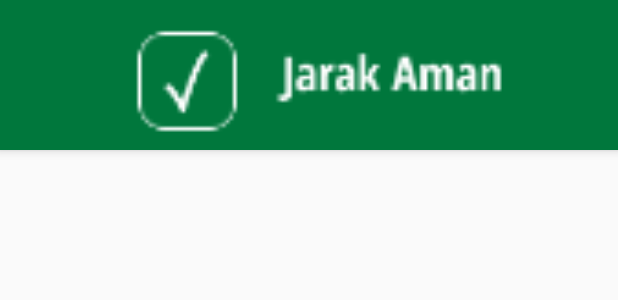
After one commit to mnobelf/JarakAman-Mobile, an Android app: the layout activity_location_check.xml on its own in the app's theme, with its tools: preview values and no code run, on a phone screen of 412 x 824 dp. The commit adds this screen. Shown: the top 300 px of the screen. Run offline under Robolectric (Android 15) with nearby library versions, the phone set to English and light mode, and no system bars.

Commit message:
add some empty activities

```diff
--- /dev/null
+++ b/app/src/main/res/layout/activity_location_check.xml
@@ -0,0 +1,33 @@
+<?xml version="1.0" encoding="utf-8"?>
+<androidx.constraintlayout.widget.ConstraintLayout xmlns:android="http://schemas.android.com/apk/res/android"
+    xmlns:app="http://schemas.android.com/apk/res-auto"
+    xmlns:tools="http://schemas.android.com/tools"
+    android:layout_width="match_parent"
+    android:layout_height="match_parent"
+    tools:context=".LocationCheckActivity">
+
+    <androidx.appcompat.widget.Toolbar
+        android:id="@+id/my_toolbar"
+        android:layout_width="0dp"
+        android:layout_height="100dp"
+        android:background="#00773C"
+        android:elevation="4dp"
+        android:paddingTop="10dp"
+        app:layout_constraintEnd_toEndOf="parent"
+        app:layout_constraintHorizontal_bias="0.0"
+        app:layout_constraintStart_toStartOf="parent"
+        tools:layout_editor_absoluteY="-2dp">
+
+        <ImageView
+            android:id="@+id/imageView5"
+            android:layout_width="match_parent"
+            android:layout_height="match_parent"
+            android:adjustViewBounds="true"
+            android:scaleType="centerCrop"
+            app:layout_constraintStart_toStartOf="parent"
+            app:layout_constraintTop_toTopOf="parent"
+            app:srcCompat="@mipmap/logo_foreground" />
+
+    </androidx.appcompat.widget.Toolbar>
+
+</androidx.constraintlayout.widget.ConstraintLayout>
--- a/app/src/main/res/layout/activity_main.xml
+++ b/app/src/main/res/layout/activity_main.xml
@@ -49,6 +49,7 @@
                 android:id="@+id/imageView"
                 android:layout_width="match_parent"
                 android:layout_height="205dp"
+                android:onClick="locationcheckactivity"
                 android:scaleType="fitCenter"
                 app:srcCompat="@mipmap/ceklokasi_foreground"
                 tools:layout_editor_absoluteX="65dp"
@@ -58,6 +59,7 @@
                 android:id="@+id/imageView2"
                 android:layout_width="match_parent"
                 android:layout_height="205dp"
+                android:onClick="qrcodeactivity"
                 android:scaleType="fitCenter"
                 app:srcCompat="@mipmap/qrcodepak_foreground"
                 tools:layout_editor_absoluteX="173dp"
@@ -67,8 +69,9 @@
                 android:id="@+id/imageView3"
                 android:layout_width="match_parent"
                 android:layout_height="205dp"
+                android:onClick="scanactivity"
                 android:scaleType="fitCenter"
-                app:srcCompat="@mipmap/qrcodepak_foreground"
+                app:srcCompat="@mipmap/scanpaspor_foreground"
                 tools:layout_editor_absoluteX="65dp"
                 tools:layout_editor_absoluteY="254dp" />
 
@@ -76,6 +79,7 @@
                 android:id="@+id/imageView4"
                 android:layout_width="match_parent"
                 android:layout_height="205dp"
+                android:onClick="mystatusactivity"
                 android:scaleType="fitCenter"
                 app:srcCompat="@mipmap/statusku_foreground"
                 tools:layout_editor_absoluteX="173dp"
```
Also changed, not shown: app/src/main/AndroidManifest.xml (+5 -2 lines), app/src/main/java/com/example/jarakamanmobile/LocationCheckActivity.java (added, +18 -0 lines), app/src/main/java/com/example/jarakamanmobile/MainActivity.java (+23 -0 lines), app/src/main/java/com/example/jarakamanmobile/MyStatusActivity.java (added, +18 -0 lines), app/src/main/java/com/example/jarakamanmobile/QRCodeActivity.java (added, +18 -0 lines), app/src/main/java/com/example/jarakamanmobile/ScanActivity.java (added, +18 -0 lines), app/src/main/res/layout/activity_my_status.xml (added, +33 -0 lines), app/src/main/res/layout/activity_q_r_code.xml (added, +33 -0 lines), app/src/main/res/layout/activity_scan.xml (added, +33 -0 lines).
